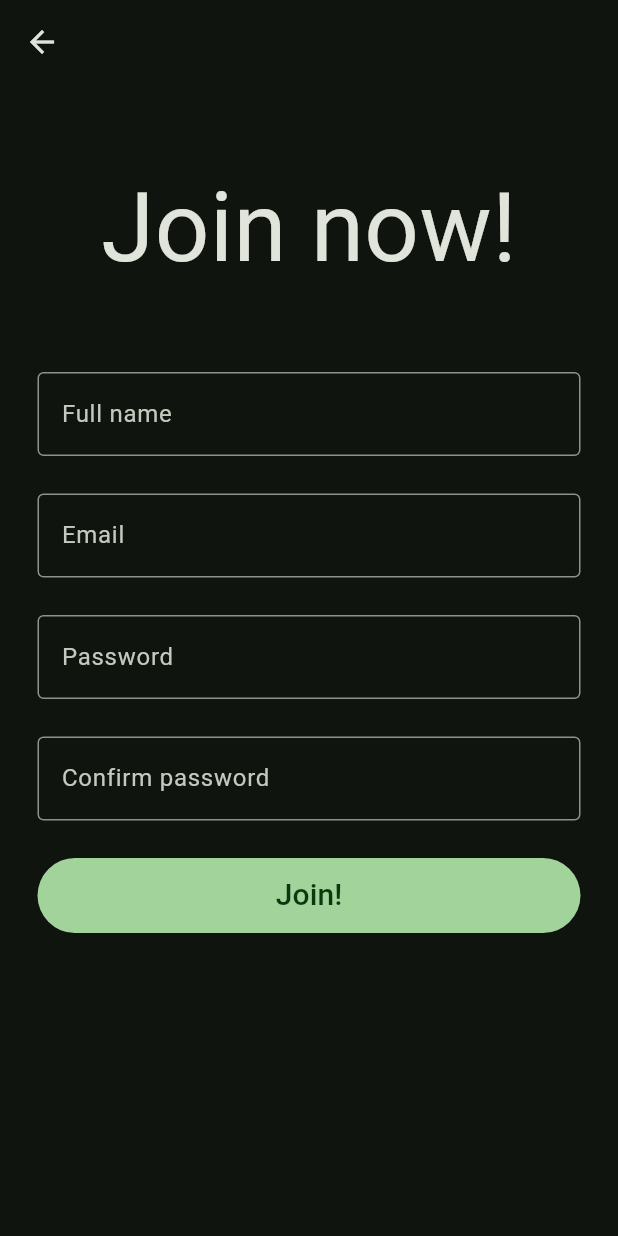
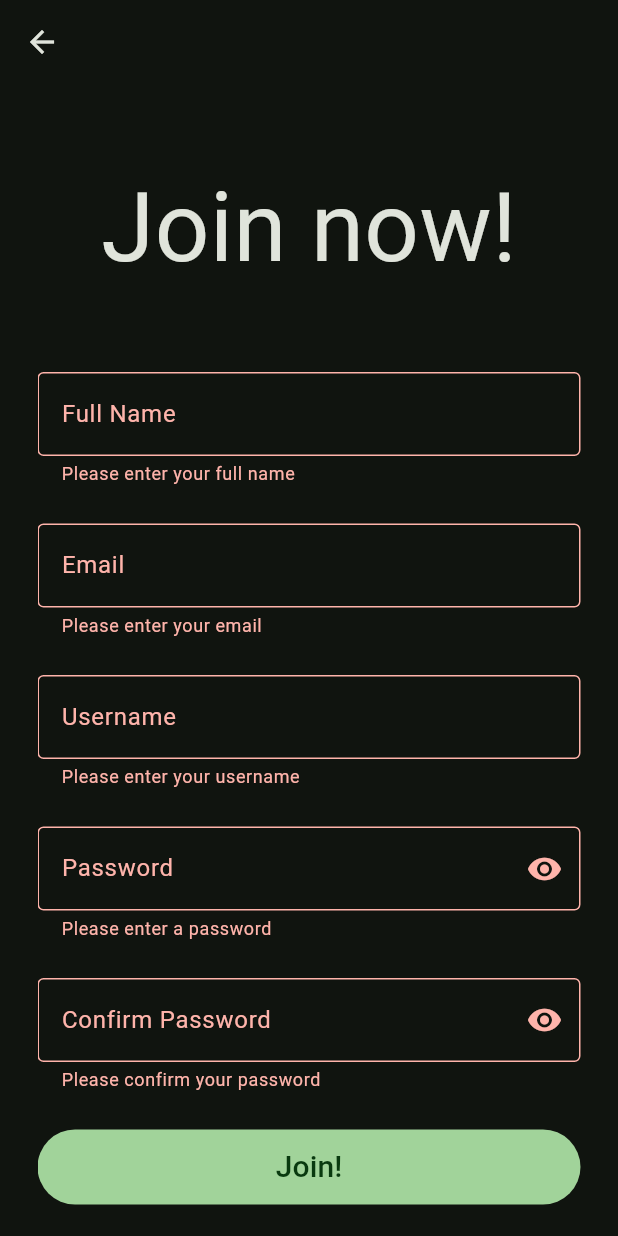
Before and after one commit to MGD2003D/VPN_app_frontend, a Flutter app: the RegisterPage screen opened directly, after a tap on "Join!", on a phone screen of 412 x 824 dp. Run offline on Flutter 3.47's test engine with Material 3 defaults, Android fonts, the phone set to English and light mode, and no system bars; our stand-ins replace flutter_secure_storage, google_fonts; accounts and stored records are empty.

Commit message:
feat: added forms validation and saving access token

```diff
--- /dev/null
+++ b/lib/config.dart
@@ -0,0 +1,7 @@
+class Config {
+  static final String appName = "VPN App";
+  static final String apiHost = "10.0.2.2:8000";
+  static final String loginUrl = "/auth/login";
+  static final String registerUrl = "/auth/register";
+  static final String currentUserInfoUrl = "/auth/me";
+}
--- a/lib/main.dart
+++ b/lib/main.dart
@@ -1,4 +1,5 @@
 import 'package:flutter/material.dart';
+import 'package:vpn/config.dart';
 import 'package:vpn/views/pages/widget_tree.dart';
 
 void main() {
@@ -17,7 +18,7 @@ class _MyAppState extends State<MyApp> {
   @override
   Widget build(BuildContext context) {
     return MaterialApp(
-      title: 'VPN App',
+      title: Config.appName,
       theme: ThemeData(
         colorScheme: ColorScheme.fromSeed(
           seedColor: Color(0xFF3CE054),
--- a/lib/views/pages/register_page.dart
+++ b/lib/views/pages/register_page.dart
@@ -1,5 +1,6 @@
 import 'package:flutter/material.dart';
 import 'package:google_fonts/google_fonts.dart';
+import 'package:vpn/views/widgets/register_form.dart';
 import 'package:vpn/views/widgets/text_field.dart';
 
 class RegisterPage extends StatefulWidget {
@@ -10,53 +11,22 @@ class RegisterPage extends StatefulWidget {
 }
 
 class _RegisterPageState extends State<RegisterPage> {
-  TextEditingController fullNameController = TextEditingController();
-  TextEditingController emailController = TextEditingController();
-  TextEditingController passwordController = TextEditingController();
-  TextEditingController passwordConfirmController = TextEditingController();
-
   @override
   Widget build(BuildContext context) {
     return Scaffold(
       appBar: AppBar(),
       body: Padding(
         padding: const EdgeInsets.symmetric(horizontal: 25),
+        child: SingleChildScrollView(
           child: Column(
             children: [
               Padding(
                 padding: const EdgeInsets.symmetric(vertical: 50),
                 child: Text("Join now!", style: GoogleFonts.kdamThmorPro(fontSize: 64)),
               ),
-            CustomTextField(
-              controller: fullNameController,
-              hintText: "Full name",
-              obscureText: false,
+              RegisterForm(),
+            ],
           ),
-            SizedBox(height: 25),
-            CustomTextField(
-              controller: emailController,
-              hintText: "Email",
-              obscureText: false,
-            ),
-            SizedBox(height: 25),
-            CustomTextField(
-              controller: passwordController,
-              hintText: "Password",
-              obscureText: true,
-            ),
-            SizedBox(height: 25),
-            CustomTextField(
-              controller: passwordConfirmController,
-              hintText: "Confirm password",
-              obscureText: true,
-            ),
-            SizedBox(height: 25),
-            FilledButton(
-              onPressed: () {},
-              style: FilledButton.styleFrom(minimumSize: Size.fromHeight(50)),
-              child: Text("Join!", style: TextStyle(fontSize: 20)),
-            ),
-          ],
         ),
       ),
     );
--- /dev/null
+++ b/lib/views/widgets/register_form.dart
@@ -0,0 +1,182 @@
+import 'dart:convert';
+
+import 'package:flutter/material.dart';
+import 'package:http/http.dart' as http;
+import 'package:vpn/config.dart';
+import 'package:vpn/views/pages/login_page.dart';
+
+class RegisterForm extends StatefulWidget {
+  const RegisterForm({super.key});
+
+  @override
+  State<RegisterForm> createState() => _RegisterFormState();
+}
+
+class _RegisterFormState extends State<RegisterForm> {
+  final _formKey = GlobalKey<FormState>();
+
+  final TextEditingController _fullNameController = TextEditingController();
+  final TextEditingController _emailController = TextEditingController();
+  final TextEditingController _usernameController = TextEditingController();
+  final TextEditingController _passwordController = TextEditingController();
+  final TextEditingController _confirmPasswordController = TextEditingController();
+
+  bool _obscurePassword = true;
+  bool _obscureConfirmPassword = true;
+
+  bool _isValidEmail(String email) {
+    return RegExp(r"^[\w-\.]+@([\w-]+\.)+[\w]{2,4}$").hasMatch(email);
+  }
+
+  void _register() async {
+    if (_formKey.currentState!.validate()) {
+      final fullName = _fullNameController.text;
+      final email = _emailController.text;
+      final username = _usernameController.text;
+      final password = _passwordController.text;
+
+      final payload = {
+        "name": fullName,
+        "email": email,
+        "username": username,
+        "password": password,
+      };
+
+      var response = await http.post(
+        Uri.http(Config.apiHost, Config.registerUrl),
+        headers: {
+          "Content-Type": "application/json; charset=UTF-8",
+        },
+        body: jsonEncode(payload),
+      );
+
+      if (response.statusCode == 201) {
+        ScaffoldMessenger.of(context).showSnackBar(
+          const SnackBar(content: Text("Account created! Please log in.")),
+        );
+        Navigator.pushReplacement(context, MaterialPageRoute(builder: (context) => LoginPage()));
+      }
+      else {
+        ScaffoldMessenger.of(context).showSnackBar(
+          SnackBar(content: Text("Error")),
+        );
+      }
+    }
+  }
+
+  @override
+  Widget build(BuildContext context) {
+    return Form(
+      key: _formKey,
+      child: Column(
+        children: [
+          TextFormField(
+            controller: _fullNameController,
+            decoration: const InputDecoration(
+              labelText: "Full Name",
+              border: OutlineInputBorder(),
+            ),
+            validator: (value) {
+              if (value == null || value.trim().isEmpty) {
+                return "Please enter your full name";
+              }
+              return null;
+            },
+          ),
+          SizedBox(height: 25),
+          TextFormField(
+            controller: _emailController,
+            decoration: const InputDecoration(
+              labelText: "Email",
+              border: OutlineInputBorder(),
+            ),
+            keyboardType: TextInputType.emailAddress,
+            validator: (value) {
+              if (value == null || value.isEmpty) {
+                return "Please enter your email";
+              } else if (!_isValidEmail(value)) {
+                return "Enter a valid email";
+              }
+              return null;
+            },
+          ),
+          SizedBox(height: 25),
+          TextFormField(
+            controller: _usernameController,
+            decoration: const InputDecoration(
+              labelText: "Username",
+              border: OutlineInputBorder(),
+            ),
+            validator: (value) {
+              if (value == null || value.trim().isEmpty) {
+                return "Please enter your username";
+              }
+              return null;
+            },
+          ),
+          SizedBox(height: 25),
+          TextFormField(
+            controller: _passwordController,
+            obscureText: _obscurePassword,
+            decoration: InputDecoration(
+              labelText: "Password",
+              border: const OutlineInputBorder(),
+              suffixIcon: IconButton(
+                icon: Icon(
+                  _obscurePassword ? Icons.visibility : Icons.visibility_off,
+                ),
+                onPressed: () {
+                  setState(() {
+                    _obscurePassword = !_obscurePassword;
+                  });
+                },
+              ),
+            ),
+            validator: (value) {
+              if (value == null || value.isEmpty) {
+                return "Please enter a password";
+              } else if (value.length < 8) {
+                return "Password must be at least 8 characters";
+              }
+              return null;
+            },
+          ),
+          SizedBox(height: 25),
+          TextFormField(
+            controller: _confirmPasswordController,
+            obscureText: _obscureConfirmPassword,
+            decoration: InputDecoration(
+              labelText: "Confirm Password",
+              border: const OutlineInputBorder(),
+              suffixIcon: IconButton(
+                icon: Icon(
+                  _obscureConfirmPassword ? Icons.visibility : Icons.visibility_off,
+                ),
+                onPressed: () {
+                  setState(() {
+                    _obscureConfirmPassword = !_obscureConfirmPassword;
+                  });
+                },
+              ),
+            ),
+            validator: (value) {
+              if (value == null || value.isEmpty) {
+                return "Please confirm your password";
+              } else if (value != _passwordController.text) {
+                return "Passwords do not match";
+              }
+              return null;
+            },
+          ),
+          SizedBox(height: 25),
+          FilledButton(
+            onPressed: _register,
+            style: FilledButton.styleFrom(minimumSize: Size.fromHeight(50)),
+            child: Text("Join!", style: TextStyle(fontSize: 20)),
+          ),
+          SizedBox(height: 25),
+        ],
+      ),
+    );
+  }
+}
--- a/pubspec.yaml
+++ b/pubspec.yaml
@@ -36,6 +36,7 @@ dependencies:
   cupertino_icons: ^1.0.8
   google_fonts: ^6.2.0
   http: ^1.4.0
+  flutter_secure_storage: ^9.2.4
 
 dev_dependencies:
   flutter_test:
```
Also changed, not shown: lib/auth/secure_storage_service.dart (added, +27 -0 lines), lib/views/pages/home_page.dart (+19 -1 lines), lib/views/pages/login_page.dart (+4 -58 lines), lib/views/pages/profile_page.dart (+57 -0 lines), lib/views/widgets/login_form.dart (added, +131 -0 lines), pubspec.lock, 5 other files. Lines whose indentation alone changed are shown as unchanged.
